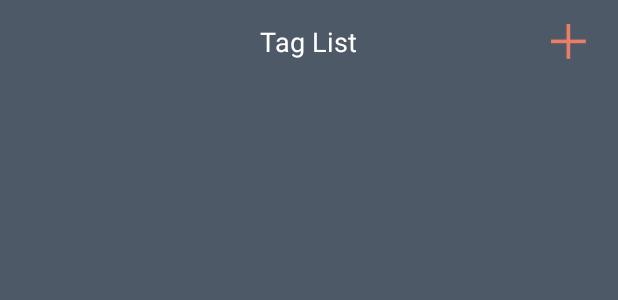
After one commit to inkp80/schedulecare, an Android app: the layout activity_show_tag.xml on its own in the app's theme, with its tools: preview values and no code run, on a phone screen of 412 x 824 dp. The commit adds this screen. Shown: the top 300 px of the screen. Run offline under Robolectric (Android 15) with nearby library versions, the phone set to English and light mode, and no system bars.

Commit message:
tag_database, view, add

```diff
--- a/BoostMe/app/src/main/res/layout/acitivity_add_task.xml
+++ b/BoostMe/app/src/main/res/layout/activity_add_task.xml
@@ -73,7 +73,7 @@
         android:background="@color/default_background_color"
         android:hint="제목"
         android:textColor="#ffffff"
-        android:textColorHint="#a5a5a5"
+        android:textColorHint="@color/hint_text"
         android:paddingBottom="@dimen/top_bot_margin"
         android:paddingLeft="@dimen/left_margin"
         android:paddingTop="@dimen/top_bot_margin" />
@@ -109,7 +109,7 @@
                 android:layout_marginLeft="18dp"
                 android:hint="장소"
                 android:background="@color/default_background_color"
-                android:textColorHint="#a5a5a5"
+                android:textColorHint="@color/hint_text"
                 android:textColor="#ffffff"
                 android:textSize="@dimen/base_font_size" />
         </LinearLayout>
@@ -139,7 +139,7 @@
                 android:layout_gravity="center_vertical"
                 android:layout_marginLeft="11dp"
                 android:text="소요 시간 "
-                android:textColor="#a5a5a5"
+                android:textColor="@color/hint_text"
                 android:textSize="@dimen/base_font_size" />
         </LinearLayout>
     </LinearLayout>
--- /dev/null
+++ b/BoostMe/app/src/main/res/layout/activity_show_tag.xml
@@ -0,0 +1,64 @@
+<?xml version="1.0" encoding="utf-8"?>
+<LinearLayout xmlns:android="http://schemas.android.com/apk/res/android"
+    xmlns:app="http://schemas.android.com/apk/res-auto"
+    android:orientation="vertical"
+    android:layout_width="match_parent"
+    android:layout_height="match_parent">
+
+    <android.support.v7.widget.Toolbar
+        android:id="@+id/tag_toolbar"
+        android:minHeight="?attr/actionBarSize"
+        android:layout_width="match_parent"
+        android:layout_height="wrap_content"
+        android:contentInsetLeft="0dp"
+        android:contentInsetStart="0dp"
+        app:contentInsetLeft="0dp"
+        app:contentInsetStart="0dp"
+        android:contentInsetRight="0dp"
+        android:contentInsetEnd="0dp"
+        app:contentInsetRight="0dp"
+        app:contentInsetEnd="0dp"
+        android:background="@color/toolbar_background_color">
+
+        <LinearLayout
+            android:orientation="vertical"
+            android:layout_width="match_parent"
+            android:layout_height="match_parent">
+            <RelativeLayout
+                android:layout_width="match_parent"
+                android:layout_height="match_parent"
+                >
+
+                <TextView
+                    android:layout_centerHorizontal="true"
+                    android:layout_centerVertical="true"
+                    android:layout_width="wrap_content"
+                    android:layout_height="wrap_content"
+                    android:text="Tag List"
+                    android:textSize="@dimen/base_font_size"
+                    android:textColor="#ffffff"/>
+
+                <ImageButton
+                    android:id="@+id/toolbar_tag_add"
+                    android:layout_centerVertical="true"
+                    android:scaleType="centerInside"
+                    android:layout_alignParentRight="true"
+                    android:layout_marginRight="@dimen/left_margin"
+                    android:layout_width="@dimen/toolbar_icon"
+                    android:layout_height="@dimen/toolbar_icon"
+                    android:src="@drawable/orange_plus"
+                    android:background="@color/toolbar_background_color"
+                    />
+            </RelativeLayout>
+        </LinearLayout>
+    </android.support.v7.widget.Toolbar>
+
+    <android.support.v7.widget.RecyclerView
+        android:layout_width="match_parent"
+        android:layout_height="match_parent"
+        android:padding="@dimen/left_margin"
+        android:background="@color/default_background_color">
+
+    </android.support.v7.widget.RecyclerView>
+
+</LinearLayout>
--- a/BoostMe/app/src/main/res/layout/custom_dialog_datetime.xml
+++ b/BoostMe/app/src/main/res/layout/custom_dialog_datetime.xml
@@ -2,13 +2,15 @@
 <LinearLayout xmlns:android="http://schemas.android.com/apk/res/android"
     android:orientation="vertical" android:layout_width="match_parent"
     android:layout_height="match_parent"
+    android:background="@color/default_background_color"
     android:gravity="center">
     <DatePicker
         android:id="@+id/add_task_datepicker"
         android:layout_width="wrap_content"
         android:layout_height="wrap_content"
         android:datePickerMode="spinner"
-        android:calendarViewShown="false"></DatePicker>
+        android:calendarViewShown="false"
+        ></DatePicker>
 
     <TimePicker
         android:id="@+id/add_task_timepicker"
--- a/BoostMe/app/src/main/res/values/colors.xml
+++ b/BoostMe/app/src/main/res/values/colors.xml
@@ -24,6 +24,8 @@
     <color name="alarm_off">#a5a5a5</color>
     <color name="text_color">#bababa</color>
 
+    <color name="hint_text">#a5a5a5</color>
+
     <!--Roboto-->
     <color name="roboto_calendar_background">#4d5966</color>
     <color name="roboto_calendar_month_font">#eb7d64</color>
--- a/BoostMe/app/src/main/res/values/styles.xml
+++ b/BoostMe/app/src/main/res/values/styles.xml
@@ -37,5 +37,4 @@
 
 
 
-
 </resources>
```
Also changed, not shown: BoostMe/app/src/main/java/com/inkp/boostcamp/Boostme/TagListAdapter.java (added, +110 -0 lines), BoostMe/app/src/main/java/com/inkp/boostcamp/Boostme/Utills.java (+15 -6 lines), BoostMe/app/src/main/java/com/inkp/boostcamp/Boostme/activities/AddTagListActivity.java (added, +18 -0 lines), BoostMe/app/src/main/java/com/inkp/boostcamp/Boostme/activities/AddTaskActivity.java (+10 -15 lines), BoostMe/app/src/main/java/com/inkp/boostcamp/Boostme/activities/ShowTagListActivity.java (added, +87 -0 lines), BoostMe/app/src/main/java/com/inkp/boostcamp/Boostme/data/TagListObject.java (added, +64 -0 lines), BoostMe/app/src/main/java/com/inkp/boostcamp/Boostme/data/TagListRealm.java (added, +68 -0 lines), BoostMe/app/src/main/java/com/inkp/boostcamp/Boostme/data/TagRealm.java (added, +30 -0 lines), BoostMe/app/src/main/res/layout/activity_add_tag.xml (added, +76 -0 lines), BoostMe/app/src/main/res/layout/taglist_view_holder.xml (added, +29 -0 lines).
